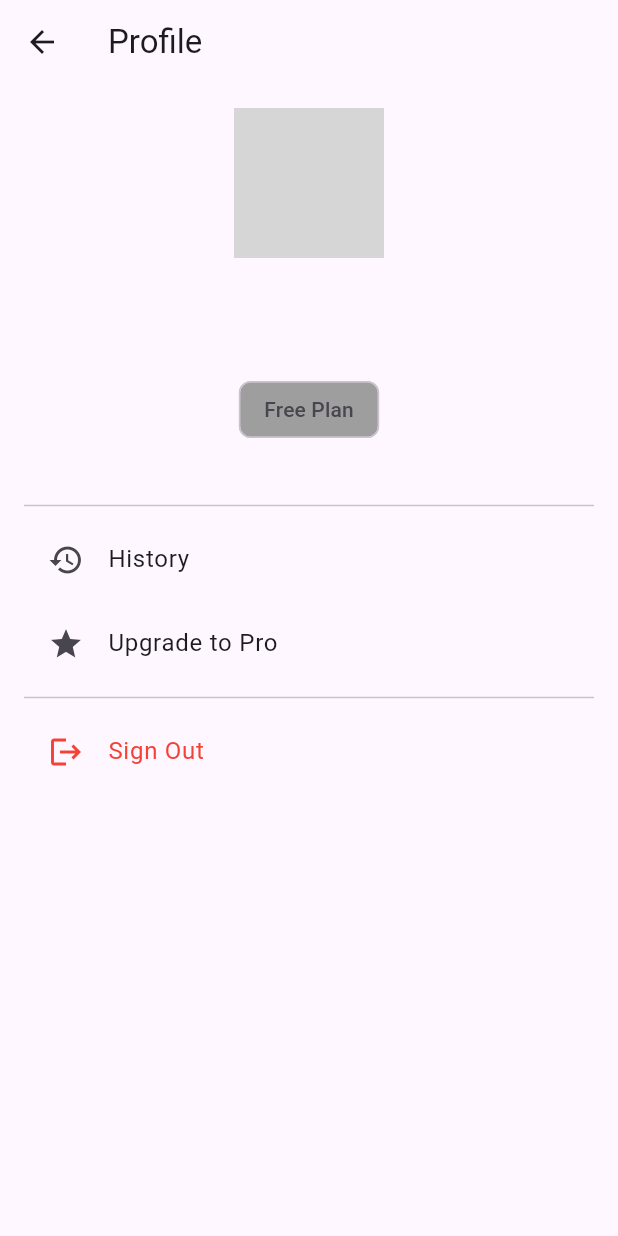
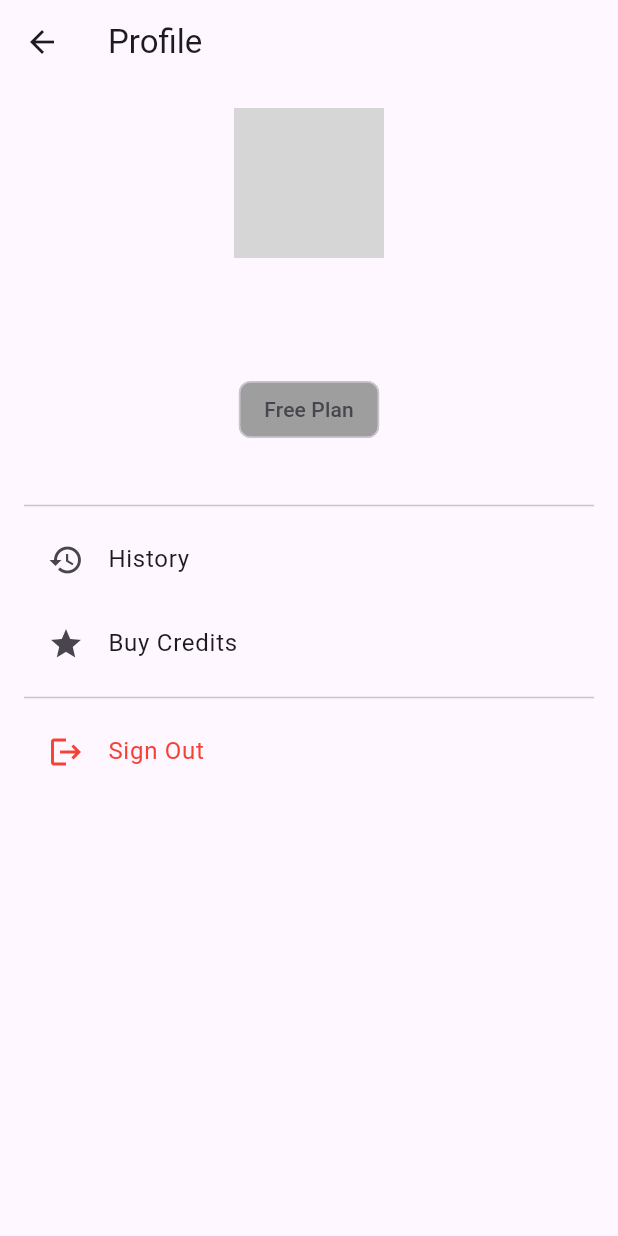
Before and after one commit to Obiinnaa-codes/unblur_images, a Flutter app: the ProfileScreen screen opened directly, on a phone screen of 412 x 824 dp. Run offline on Flutter 3.47's test engine with Material 3 defaults, Android fonts, the phone set to English and light mode, and no system bars; drawn by our look-alikes of sentry_flutter; our stand-ins replace flutter_riverpod, google_sign_in, image_picker, permission_handler, supabase_flutter; missing offline and left inert: gal; accounts and stored records are empty; network calls fail; grey boxes are pictures that could not be loaded.

Commit message:
feat: initialize paywall screens including IAP.

```diff
--- a/lib/features/profile/presentation/profile_screen.dart
+++ b/lib/features/profile/presentation/profile_screen.dart
@@ -1,6 +1,7 @@
 import 'package:flutter/material.dart';
 import 'package:supabase_flutter/supabase_flutter.dart';
 import 'package:unblur_images/features/history/presentation/history_screen.dart';
+import 'package:unblur_images/features/paywall/presentation/upgrade_to_pro_screen.dart';
 
 class ProfileScreen extends StatelessWidget {
   const ProfileScreen({super.key});
@@ -56,9 +57,13 @@ class ProfileScreen extends StatelessWidget {
           ),
           ListTile(
             leading: const Icon(Icons.star),
-            title: const Text('Upgrade to Pro'),
+            title: const Text('Buy Credits'),
             onTap: () {
-              // TODO: Trigger paywall
+              Navigator.of(context).push(
+                MaterialPageRoute(
+                  builder: (context) => const UpgradeToProScreen(),
+                ),
+              );
             },
           ),
           const Divider(),
```
